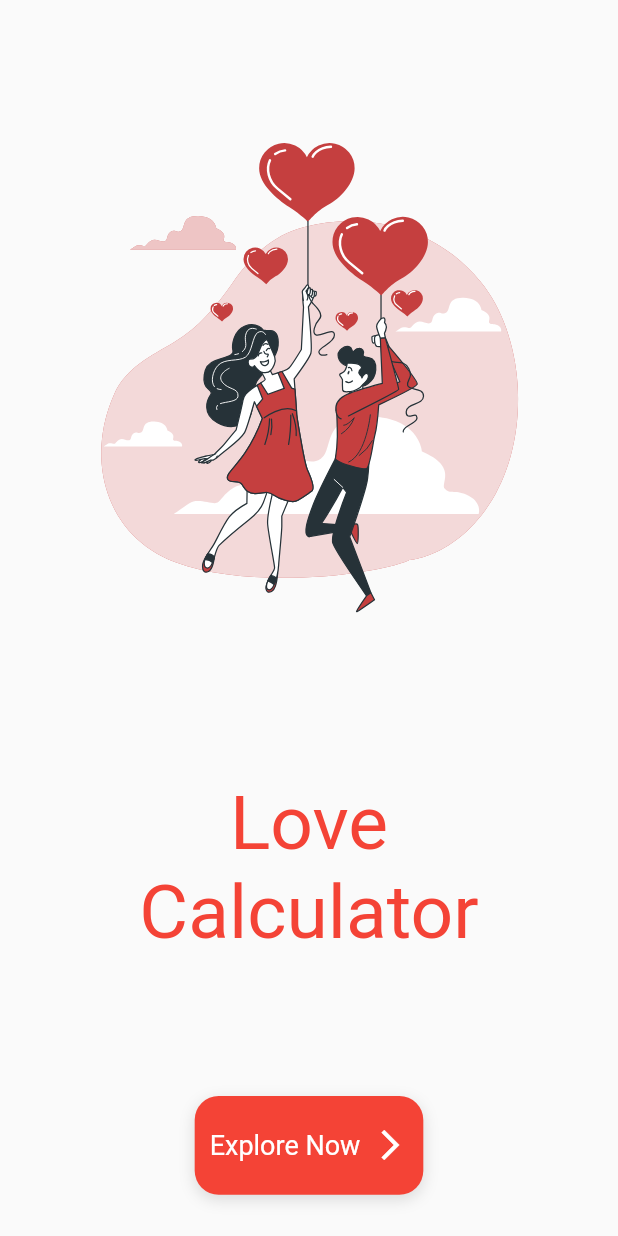
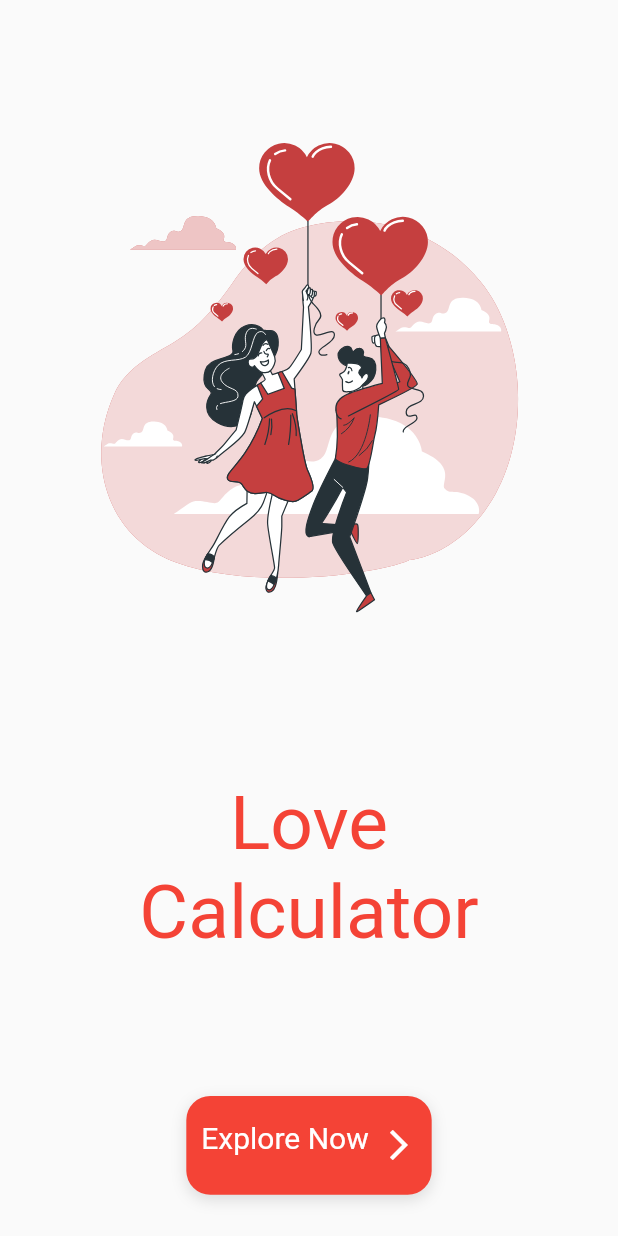
Before and after one commit to Four-Eyed-Gems/calc, a Flutter app: the screen it shows after launch, on a phone screen of 412 x 824 dp. Run offline on Flutter 3.47's test engine with Material 2 defaults, Android fonts, the light colour scheme and no system bars; our stand-ins replace flutter_svg, fluttertoast, google_fonts, shared_preferences; Roboto replaces fonts that are missing (Coiny).

Commit message:
ui updates

```diff
--- a/lib/screens/first_screen.dart
+++ b/lib/screens/first_screen.dart
@@ -51,7 +51,7 @@ class _FirstScreenState extends State<FirstScreen> {
                 },
                 child: Container(
                   height: size.height * 0.08,
-                  padding: const EdgeInsets.all(10.0),
+                  padding: const EdgeInsets.only(left: 10,right: 10.0),
                   decoration: const BoxDecoration(
                       color: Colors.red,
                       borderRadius: BorderRadius.all(Radius.circular(16)),
@@ -66,13 +66,16 @@ class _FirstScreenState extends State<FirstScreen> {
                   child: Row(
                     mainAxisAlignment: MainAxisAlignment.center,
                     crossAxisAlignment: CrossAxisAlignment.center,
-                    children: const[
-                       Text(
-                        "Explore Now",
-                        style: TextStyle(color: Colors.white,fontSize: 18.0),
+                    children: [
+                       Container(
+                         padding: const EdgeInsets.only(bottom: 10.0),
+                         child: Text(
+                          "Explore Now",
+                          style: GoogleFonts.coiny(color: Colors.white,fontSize: 20.0),
                       ),
-                       SizedBox(width: 8),
-                       Icon(Icons.arrow_forward_ios_outlined,color: Colors.white),
+                       ),
+                       const SizedBox(width: 8),
+                       const Icon(Icons.arrow_forward_ios_outlined,color: Colors.white),
                     ],
                   ),
                 ),
```
Also changed, not shown: lib/screens/final_screen.dart (+8 -14 lines), pubspec.lock.
